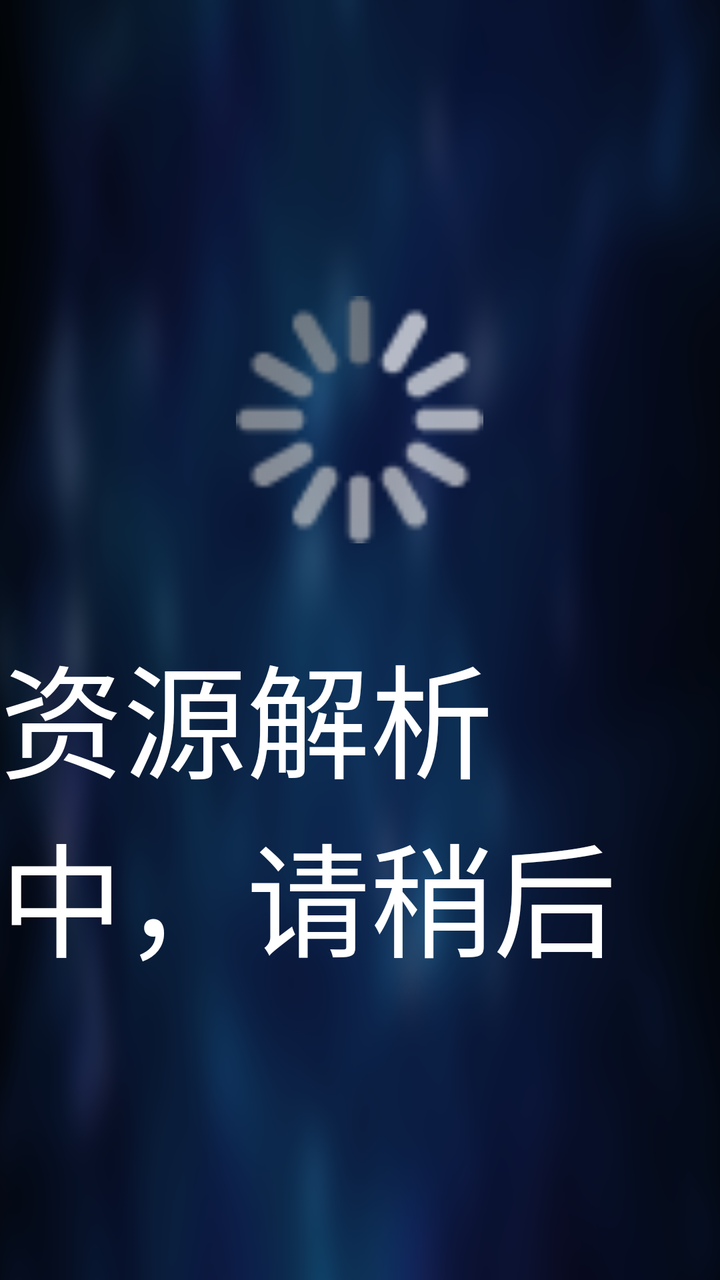
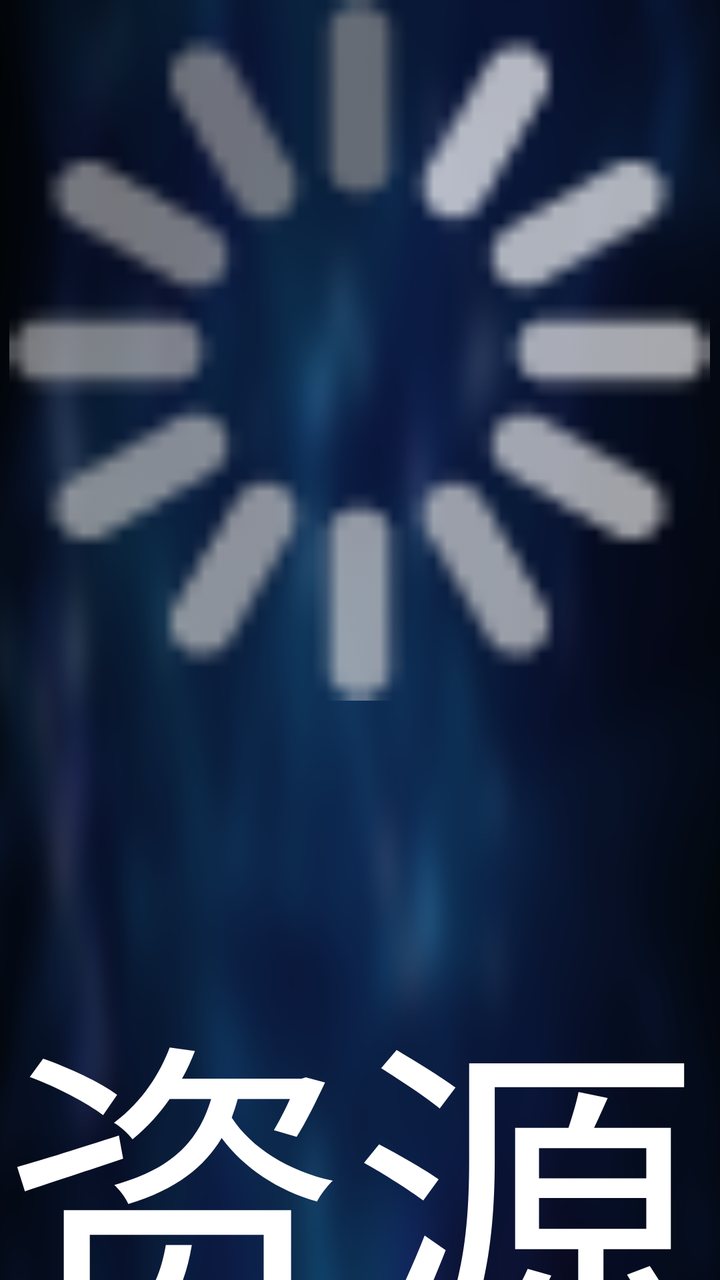

Screens rendered from an Android XML layout before and after an edit, with the pre-edit source and the edit as a unified diff.
<!-- AndroidManifest.xml: application theme AppTheme.NoActionBar -->
<!-- res/layout/dialog_parse.xml -->
<?xml version="1.0" encoding="utf-8"?>
<FrameLayout xmlns:android="http://schemas.android.com/apk/res/android"
    xmlns:app="http://schemas.android.com/apk/res-auto"
    android:layout_width="match_parent"
    android:layout_height="match_parent"
    android:background="@android:color/transparent">

    <LinearLayout
        android:layout_width="wrap_content"
        android:layout_height="wrap_content"
        android:layout_gravity="center"
        android:orientation="vertical">

        <ProgressBar
            android:id="@+id/mProgressBar"
            android:layout_width="60pt"
            android:layout_height="60pt"
            android:layout_gravity="center"
            android:indeterminateBehavior="repeat"
            android:indeterminateDrawable="@drawable/data_loading"
            android:indeterminateOnly="true" />

        <TextView
            android:id="@+id/mParse_tip"
            android:layout_width="wrap_content"
            android:layout_height="wrap_content"
            android:layout_marginTop="20pt"
            android:text="资源解析中，请稍后"
            android:textColor="@android:color/white"
            android:textSize="30pt" />

    </LinearLayout>

    <com.owen.tvrecyclerview.widget.TvRecyclerView
        android:id="@+id/mGridView"
        android:layout_width="match_parent"
        android:layout_height="190pt"
        android:layout_gravity="bottom"
        android:layout_marginLeft="250pt"
        android:layout_marginRight="250pt"
        android:layout_marginBottom="30pt"
        app:tv_horizontalSpacingWithMargins="5pt"
        app:tv_selectedItemIsCentered="true"
        app:tv_verticalSpacingWithMargins="5pt" />
</FrameLayout>
<!-- resources referenced by this layout -->
<resources>
  <!-- drawable data_loading (drawable) -->
  <?xml version="1.0" encoding="utf-8"?>
  <animated-rotate xmlns:android="http://schemas.android.com/apk/res/android"
      android:drawable="@drawable/loading"
      android:pivotX="50%"
      android:pivotY="50%"/>
  <style name="AppTheme.NoActionBar">
          <item name="android:windowActionBar">false</item>
          <item name="android:windowNoTitle">true</item>
          <item name="windowActionBar">false</item>
          <item name="android:windowFullscreen">true</item>//全屏即无通知栏
          <item name="android:windowContentOverlay">@null</item>//是否有遮盖
          <item name="windowNoTitle">true</item>
          <item name="android:keepScreenOn">true</item>
          
          <item name="android:windowBackground">@drawable/vod_thumb</item>
      </style>
  <!-- drawable loading: png bitmap (drawable-xhdpi, 1375 bytes) -->
  <!-- drawable vod_thumb: png bitmap (drawable-xhdpi, 198620 bytes) -->
</resources>

<!-- the commit's change to res/layout/dialog_parse.xml (unified diff, before → after) -->
@@ -13,8 +13,8 @@
 
         <ProgressBar
             android:id="@+id/mProgressBar"
-            android:layout_width="60pt"
-            android:layout_height="60pt"
+            android:layout_width="60mm"
+            android:layout_height="60mm"
             android:layout_gravity="center"
             android:indeterminateBehavior="repeat"
             android:indeterminateDrawable="@drawable/data_loading"
@@ -24,22 +24,22 @@
             android:id="@+id/mParse_tip"
             android:layout_width="wrap_content"
             android:layout_height="wrap_content"
-            android:layout_marginTop="20pt"
+            android:layout_marginTop="20mm"
             android:text="资源解析中，请稍后"
             android:textColor="@android:color/white"
-            android:textSize="30pt" />
+            android:textSize="30mm" />
 
     </LinearLayout>
 
     <com.owen.tvrecyclerview.widget.TvRecyclerView
         android:id="@+id/mGridView"
         android:layout_width="match_parent"
-        android:layout_height="190pt"
+        android:layout_height="190mm"
         android:layout_gravity="bottom"
-        android:layout_marginLeft="250pt"
-        android:layout_marginRight="250pt"
-        android:layout_marginBottom="30pt"
-        app:tv_horizontalSpacingWithMargins="5pt"
+        android:layout_marginLeft="250mm"
+        android:layout_marginRight="250mm"
+        android:layout_marginBottom="30mm"
+        app:tv_horizontalSpacingWithMargins="5mm"
         app:tv_selectedItemIsCentered="true"
-        app:tv_verticalSpacingWithMargins="5pt" />
+        app:tv_verticalSpacingWithMargins="5mm" />
 </FrameLayout>
